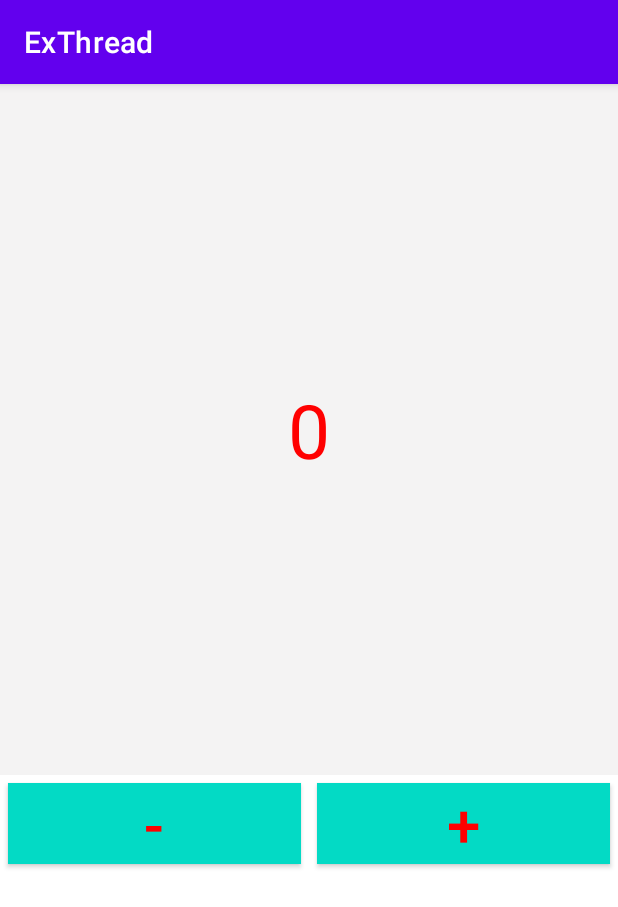
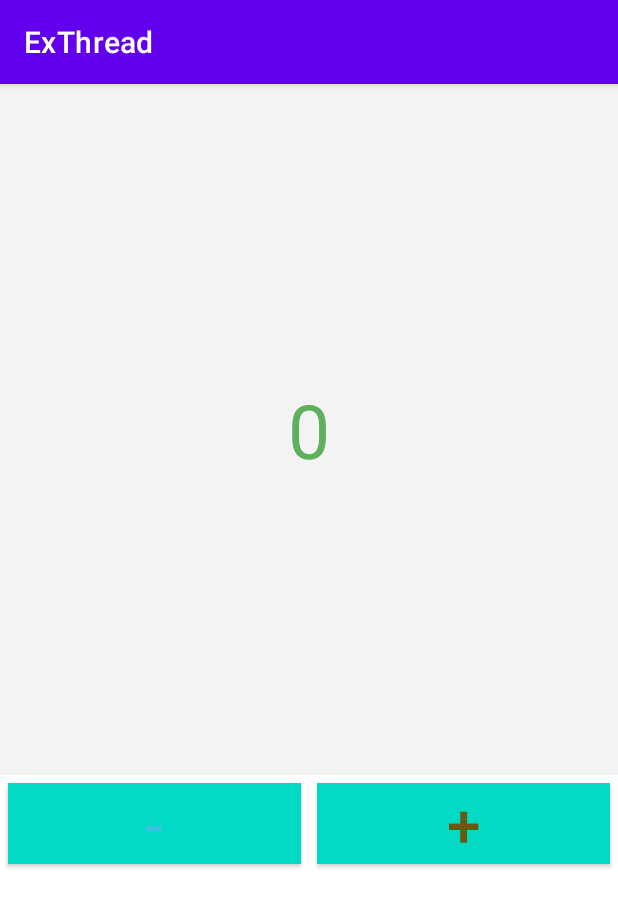
Before and after one commit to Duc-Diep/TrainningAndroidWeek3, an Android app: the screen it shows after launch (MainActivity), on a phone screen of 412 x 824 dp. Shown: the top 907 px of the screen. Run offline under Robolectric (Android 15) with nearby library versions, the phone set to English and light mode, and no system bars.

Commit message:
auto change color

```diff
--- a/app/src/main/java/com/example/exthread/MainActivity.kt
+++ b/app/src/main/java/com/example/exthread/MainActivity.kt
@@ -142,7 +142,6 @@ class MainActivity : AppCompatActivity() {
     }
 
     private fun randomColor() {
-        if (count <= 100) {
         tvNumber.setTextColor(
             Color.rgb(
                 Random.nextInt(0, 255),
@@ -150,7 +149,21 @@ class MainActivity : AppCompatActivity() {
                 Random.nextInt(0, 255)
             )
         )
-        }
+        btnPlus.setTextColor(
+            Color.rgb(
+                Random.nextInt(0, 255),
+                Random.nextInt(0, 255),
+                Random.nextInt(0, 255)
+            )
+        )
+        btnSub.setTextColor(
+            Color.rgb(
+                Random.nextInt(0, 255),
+                Random.nextInt(0, 255),
+                Random.nextInt(0, 255)
+            )
+        )
+
     }
 
     private fun initThread() {
@@ -172,6 +185,14 @@ class MainActivity : AppCompatActivity() {
                 }
             }
         }
+        Thread {
+            while (true) {
+                Thread.sleep(2000)
+                handler?.post {
+                    randomColor()
+                }
+            }
+        }.start()
     }
 
     private fun countToZero() {
```
Lines whose indentation alone changed are shown as unchanged.
